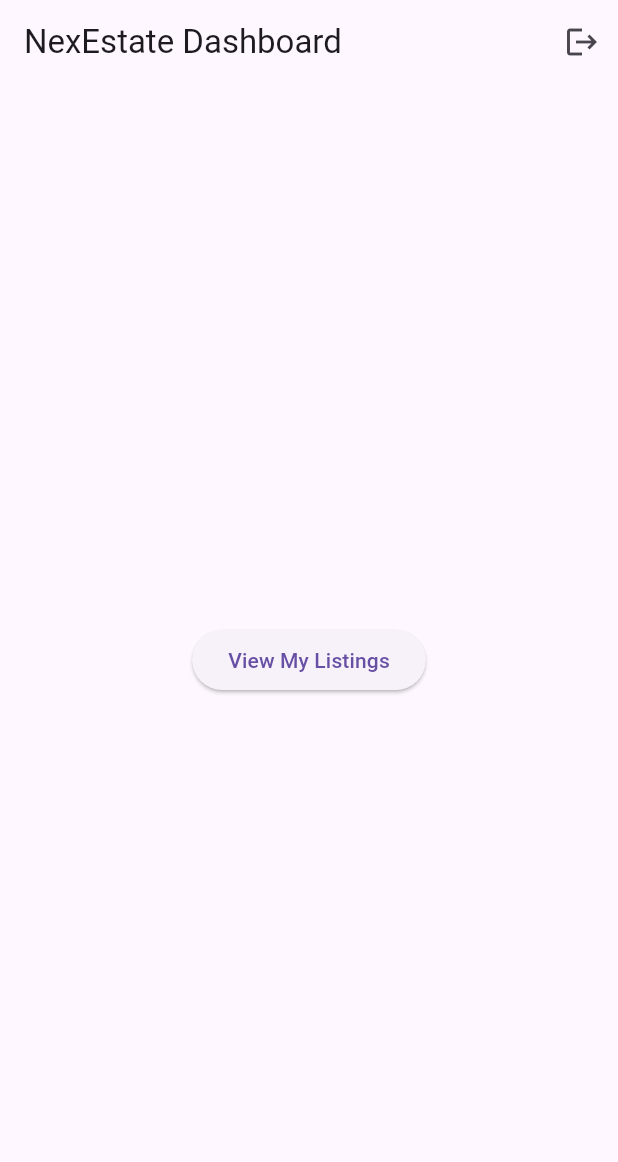
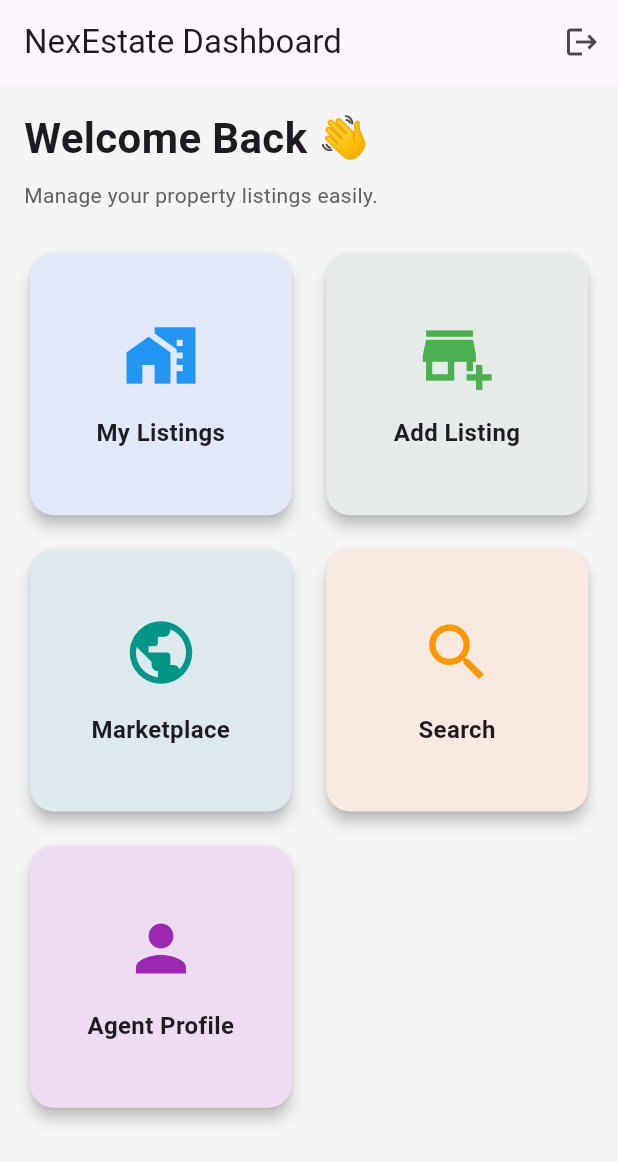
Before and after one commit to effiena/NexEstate, a Flutter app: the HomeScreen screen opened directly, on a phone screen of 412 x 824 dp. Shown: the top 1162 px of the screen. Run offline on Flutter 3.47's test engine with Material 3 defaults, Android fonts, the phone set to English and light mode, and no system bars; our stand-ins replace shared_preferences; accounts and stored records are empty.

Commit message:
add updates

```diff
--- a/mobile/lib/screens/home_screen.dart
+++ b/mobile/lib/screens/home_screen.dart
@@ -1,6 +1,8 @@
 import 'package:flutter/material.dart';
 import '../services/auth_service.dart';
 import 'listings_screen.dart';
+import 'create_listing_screen.dart';
+import 'marketplace_screen.dart';
 
 class HomeScreen extends StatelessWidget {
   const HomeScreen({super.key});
@@ -11,9 +13,56 @@ class HomeScreen extends StatelessWidget {
     Navigator.pushReplacementNamed(context, '/');
   }
 
+  Widget dashboardCard({
+    required IconData icon,
+    required String title,
+    required VoidCallback onTap,
+    required Color color,
+  }) {
+    return GestureDetector(
+      onTap: onTap,
+      child: Card(
+        elevation: 4,
+        shape: RoundedRectangleBorder(
+          borderRadius: BorderRadius.circular(16),
+        ),
+        child: Container(
+          padding: const EdgeInsets.all(20),
+          decoration: BoxDecoration(
+            borderRadius: BorderRadius.circular(16),
+            color: color.withOpacity(0.1),
+          ),
+          child: Column(
+            mainAxisAlignment: MainAxisAlignment.center,
+            children: [
+              Icon(
+                icon,
+                size: 50,
+                color: color,
+              ),
+
+              const SizedBox(height: 15),
+
+              Text(
+                title,
+                textAlign: TextAlign.center,
+                style: const TextStyle(
+                  fontSize: 16,
+                  fontWeight: FontWeight.bold,
+                ),
+              )
+            ],
+          ),
+        ),
+      ),
+    );
+  }
+
   @override
   Widget build(BuildContext context) {
     return Scaffold(
+      backgroundColor: Colors.grey[100],
+
       appBar: AppBar(
         title: const Text("NexEstate Dashboard"),
         actions: [
@@ -23,15 +72,118 @@ class HomeScreen extends StatelessWidget {
           )
         ],
       ),
-      body: Center(
-        child: ElevatedButton(
-          onPressed: () {
-            Navigator.push(
-              context,
-              MaterialPageRoute(builder: (_) => ListingsScreen()),
-            );
-          },
-          child: const Text("View My Listings"),
+
+      body: Padding(
+        padding: const EdgeInsets.all(16),
+
+        child: Column(
+          crossAxisAlignment: CrossAxisAlignment.start,
+
+          children: [
+
+            const Text(
+              "Welcome Back 👋",
+              style: TextStyle(
+                fontSize: 28,
+                fontWeight: FontWeight.bold,
+              ),
+            ),
+
+            const SizedBox(height: 8),
+
+            Text(
+              "Manage your property listings easily.",
+              style: TextStyle(
+                color: Colors.grey[700],
+              ),
+            ),
+
+            const SizedBox(height: 25),
+
+            Expanded(
+              child: GridView.count(
+                crossAxisCount: 2,
+                crossAxisSpacing: 15,
+                mainAxisSpacing: 15,
+
+                children: [
+
+                  // MY LISTINGS
+                  dashboardCard(
+                    icon: Icons.home_work,
+                    title: "My Listings",
+                    color: Colors.blue,
+                    onTap: () {
+                      Navigator.push(
+                        context,
+                        MaterialPageRoute(
+                          builder: (_) => const ListingsScreen(),
+                        ),
+                      );
+                    },
+                  ),
+
+                  // ADD LISTING
+                  dashboardCard(
+                    icon: Icons.add_business,
+                    title: "Add Listing",
+                    color: Colors.green,
+                    onTap: () {
+                      Navigator.push(
+                        context,
+                        MaterialPageRoute(
+                          builder: (_) => const CreateListingScreen(),
+                        ),
+                      );
+                    },
+                  ),
+
+                  // MARKETPLACE
+                  dashboardCard(
+                    icon: Icons.public,
+                    title: "Marketplace",
+                    color: Colors.teal,
+                    onTap: () {
+                      Navigator.push(
+                        context,
+                        MaterialPageRoute(
+                          builder: (_) => const MarketplaceScreen(),
+                        ),
+                      );
+                    },
+                  ),
+
+                  // SEARCH
+                  dashboardCard(
+                    icon: Icons.search,
+                    title: "Search",
+                    color: Colors.orange,
+                    onTap: () {
+                      ScaffoldMessenger.of(context).showSnackBar(
+                        const SnackBar(
+                          content: Text("Search feature coming soon"),
+                        ),
+                      );
+                    },
+                  ),
+
+                  // AGENT PROFILE
+                  dashboardCard(
+                    icon: Icons.person,
+                    title: "Agent Profile",
+                    color: Colors.purple,
+                    onTap: () {
+                      ScaffoldMessenger.of(context).showSnackBar(
+                        const SnackBar(
+                          content: Text("Agent profile coming soon"),
+                        ),
+                      );
+                    },
+                  ),
+                ],
+              ),
+            ),
+          ],
         ),
       ),
     );
--- a/mobile/pubspec.yaml
+++ b/mobile/pubspec.yaml
@@ -35,7 +35,7 @@ dependencies:
   # Use with the CupertinoIcons class for iOS style icons.
   cupertino_icons: ^1.0.8
   http: ^1.2.1
-  shared_preferences: ^2.2.2
+  shared_preferences: ^2.5.5
 
 dev_dependencies:
   flutter_test:
```
Also changed, not shown: mobile/lib/screens/create_listing_screen.dart (added, +70 -0 lines), mobile/lib/screens/listings_screen.dart (+50 -4 lines), mobile/lib/screens/marketplace_screen.dart (added, +20 -0 lines), mobile/lib/services/api_service.dart (+84 -4 lines), mobile/lib/services/storage_service.dart (added, +20 -0 lines).
